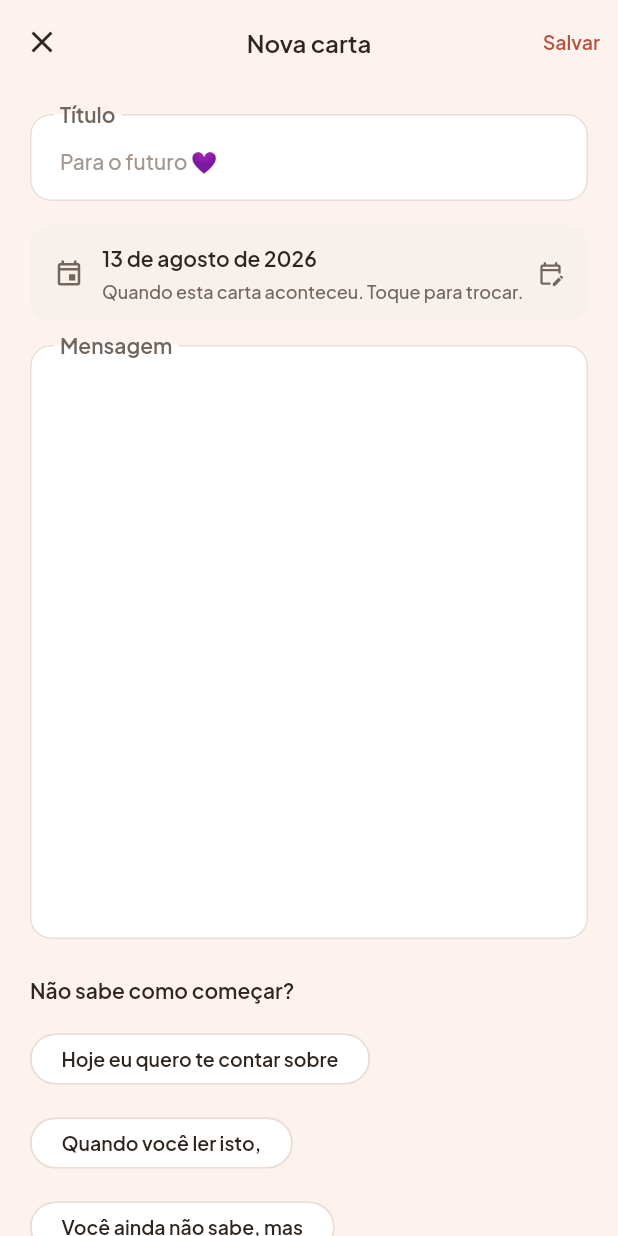
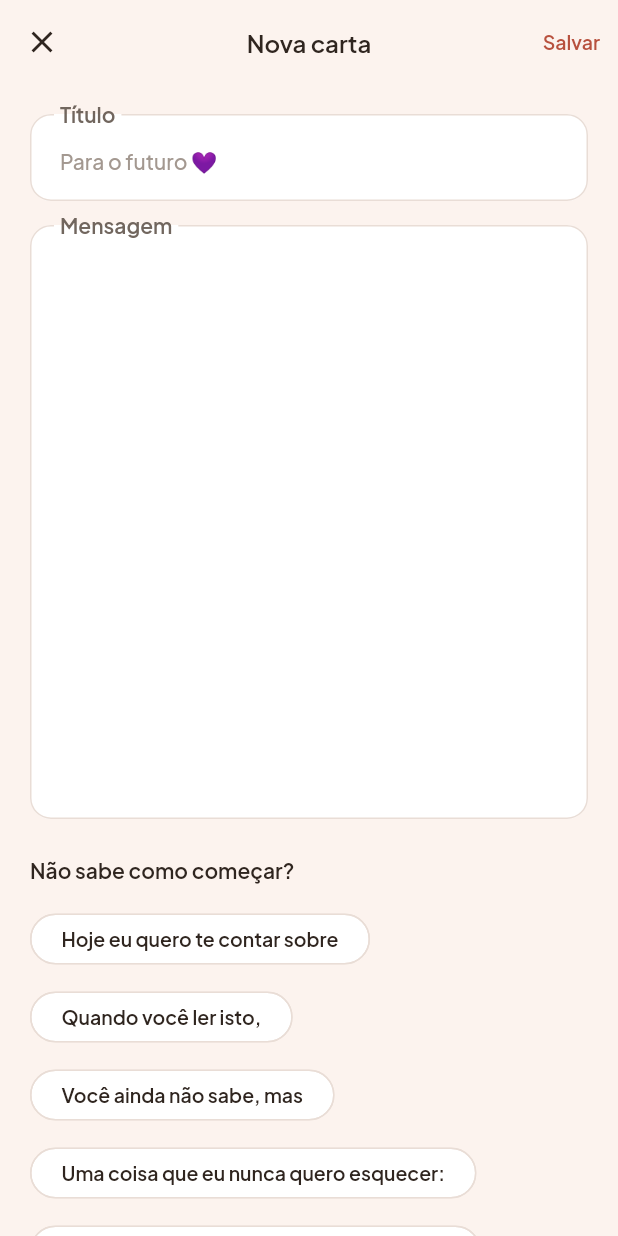
Before and after one commit to CodeByBrigido/NewBaby, a Flutter app: the LetterEditorScreen screen opened by its route, on a phone screen of 412 x 824 dp. Run offline on Flutter 3.47's test engine with Material 3 defaults, Android fonts, the phone set to English and light mode, and no system bars; our stand-ins replace cloud_firestore, file_picker, firebase_auth, firebase_core, fl_chart, flutter_image_compress and 12 more; missing offline and left inert: extension_google_sign_in_as_googleapis_auth, googleapis, image_size_getter, video_compress; accounts and stored records are empty.

Commit message:
Escrever uma carta não pergunta a data
A carta é do dia em que foi escrita, e pronto. O cartão de data saiu da
tela de escrever, e a data volta a ser a de hoje no salvamento, igual ao
que já acontecia ao editar uma carta.

Foto e vídeo precisam de data porque chegam de anos atrás, com a hora
gravada dentro do arquivo. Carta nasce agora, na hora em que alguém senta
para escrever, e perguntar transformava isso numa ficha a preencher.

Junto some o parâmetro `date` da tela e o `extra` da rota, que já não
tinham quem os preenchesse.

Os começos sugeridos ficam mais juntos: o respiro caiu de 8 para 4, entre
os rótulos e entre as linhas. São sete rótulos curtos, e o espaço largo
fazia cada um parecer um botão separado em vez de uma lista para varrer
com os olhos.

```diff
--- a/lib/core/router/app_router.dart
+++ b/lib/core/router/app_router.dart
@@ -189,10 +189,8 @@ final Provider<GoRouter> routerProvider = Provider<GoRouter>((Ref ref) {
         routes: <RouteBase>[
           GoRoute(
             path: 'nova',
-            // A data vem da folha de adicionar quando a carta foi começada
-            // por lá; pela tela de cartas não vem nada, e a carta é de hoje.
-            builder: (_, GoRouterState state) =>
-                LetterEditorScreen(date: state.extra as DateTime?),
+            // Sem data nenhuma: a carta é sempre do dia em que foi escrita.
+            builder: (_, _) => const LetterEditorScreen(),
           ),
           GoRoute(
             path: ':id',
--- a/lib/features/letters/letter_editor_screen.dart
+++ b/lib/features/letters/letter_editor_screen.dart
@@ -12,19 +12,21 @@ import '../../models/baby_profile.dart';
 import '../../models/entry.dart';
 import '../../state/providers.dart';
 import '../common/widgets.dart';
-import '../shell/add_sheet.dart';
 import '../../core/utils/error_text.dart';
 
-/// Escrever ou editar uma carta. Só dois campos - título e mensagem.
+/// Escrever ou editar uma carta. Só dois campos: título e mensagem.
+///
+/// Não pergunta a data.
+///
+/// A carta é do dia em que foi escrita, e pronto. Foto e vídeo precisam de
+/// data porque chegam de anos atrás, com a hora gravada dentro do arquivo;
+/// carta nasce agora, na hora em que alguém senta para escrever. Perguntar
+/// transformava o ato de escrever numa ficha a preencher.
 class LetterEditorScreen extends ConsumerStatefulWidget {
-  const LetterEditorScreen({super.key, this.entryId, this.date});
+  const LetterEditorScreen({super.key, this.entryId});
 
   /// `null` cria uma carta nova.
   final String? entryId;
-
-  /// Quando a memória aconteceu, se veio escolhida da folha de adicionar.
-  /// Sem isto, a carta é do dia em que foi escrita.
-  final DateTime? date;
 
   @override
   ConsumerState<LetterEditorScreen> createState() => _LetterEditorScreenState();
@@ -91,28 +93,6 @@ class _LetterEditorScreenState extends ConsumerState<LetterEditorScreen> {
     _focoDaMensagem.requestFocus();
   }
 
-  /// Quando a carta aconteceu.
-  ///
-  /// Carta não tem arquivo de onde ler a data, então ela começa em hoje, que
-  /// é quando quase toda carta é escrita. O controle existe para o resto:
-  /// quem senta para escrever a carta do primeiro mês três meses depois
-  /// precisa poder datá-la no primeiro mês, senão ela cai na idade errada.
-  late DateTime _quando = widget.date ?? DateTime.now();
-
-  Future<void> _escolherData() async {
-    final BabyProfile? profile = ref.read(profileProvider).value;
-    final DateTime agora = DateTime.now();
-    final DateTime? escolhida = await showDatePicker(
-      context: context,
-      initialDate: _quando,
-      firstDate: profile?.birthDay ?? DateTime(agora.year - 20),
-      lastDate: agora,
-      helpText: 'Quando isso aconteceu?',
-    );
-    if (escolhida == null) return;
-    setState(() => _quando = comHoraDoRelogio(escolhida, agora));
-  }
-
   @override
   void dispose() {
     _title.dispose();
@@ -153,7 +133,6 @@ class _LetterEditorScreenState extends ConsumerState<LetterEditorScreen> {
               profile: profile,
               title: title.isEmpty ? 'Carta' : title,
               message: message,
-              date: _quando,
             );
       } else {
         await ref
@@ -230,17 +209,6 @@ class _LetterEditorScreenState extends ConsumerState<LetterEditorScreen> {
               hintText: Copy.of(ref.watch(profileProvider).value).letterHint,
             ),
           ),
-          // Só na carta nova. Numa carta já guardada, mudar a data
-          // moveria o `.txt` de pasta no Drive, e a tela de edição não
-          // trata disso.
-          if (existing == null) ...<Widget>[
-            const SizedBox(height: Space.x16),
-            DataDaMemoria(
-              quando: _quando,
-              explicacao: 'Quando esta carta aconteceu. Toque para trocar.',
-              onTap: _escolherData,
-            ),
-          ],
           const SizedBox(height: Space.x16),
           TextField(
             controller: _message,
@@ -295,8 +263,11 @@ class _ComoComecar extends StatelessWidget {
         ),
         const SizedBox(height: Space.x12),
         Wrap(
-          spacing: Space.x8,
-          runSpacing: Space.x8,
+          // Junto, e não espalhado: são sete rótulos curtos, e o respiro
+          // largo fazia cada um parecer um botão separado em vez de uma
+          // lista de opções para varrer com os olhos.
+          spacing: Space.x4,
+          runSpacing: Space.x4,
           children: <Widget>[
             for (final String comeco in S.letterStarters)
               ActionChip(
```
